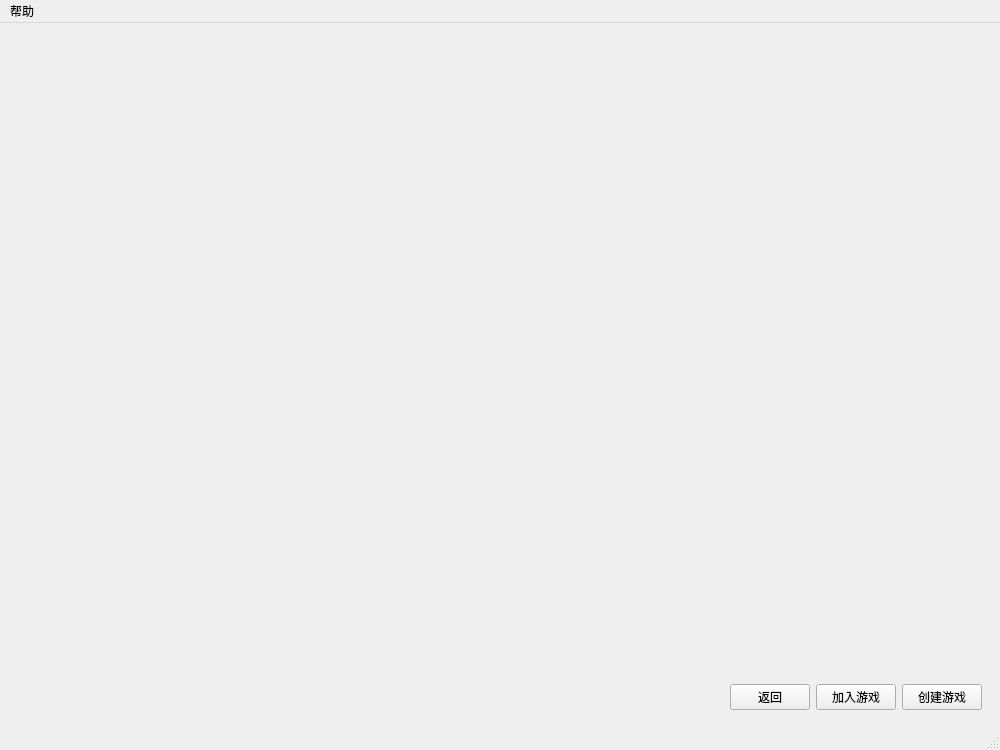
Kez-Jo1909/NO_Flychess, file client/src/MainWindow.ui: the form before one commit.
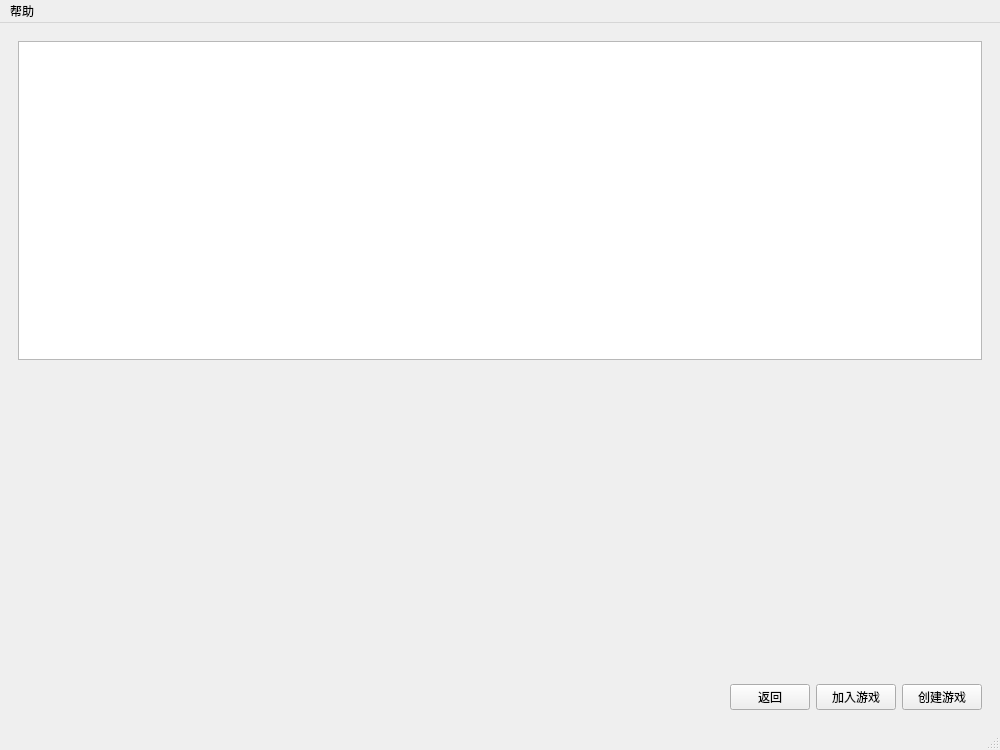
The form after the commit. The open tabs and pages were chosen to show the change.

Commit message: [add]server list

```diff
--- a/client/src/MainWindow.ui
+++ b/client/src/MainWindow.ui
@@ -370,6 +370,16 @@
        <layout class="QVBoxLayout" name="verticalLayout_StartPage">
         <item>
          <layout class="QVBoxLayout" name="verticalLayout_3">
+          <item>
+           <widget class="QListWidget" name="listWidget">
+            <property name="sizePolicy">
+             <sizepolicy hsizetype="Expanding" vsizetype="Expanding">
+              <horstretch>0</horstretch>
+              <verstretch>0</verstretch>
+             </sizepolicy>
+            </property>
+           </widget>
+          </item>
           <item>
            <spacer name="verticalSpacer_2">
             <property name="orientation">
```
The commit also changes 2 other files.
